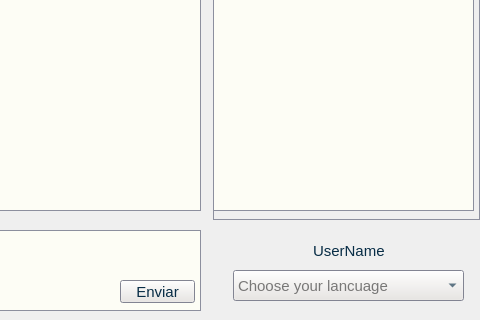
Above: desktop/InclusionDesktop/mainwindow.ui from Ampaex/inclusion before the change; both pictures show x 320 to 800 and y 280 to 600 of the 800 by 600 pixel window. Below: the same form after it.
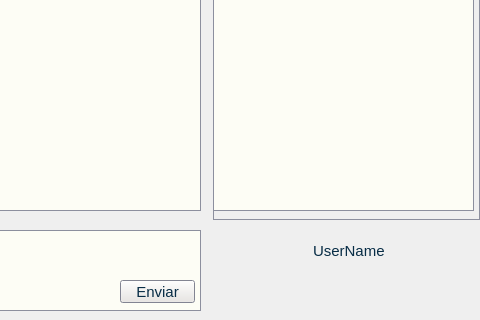
That is the form after the change. Icons and pictures are not drawn.

Patch:
```diff
--- a/desktop/InclusionDesktop/mainwindow.ui
+++ b/desktop/InclusionDesktop/mainwindow.ui
@@ -659,40 +659,6 @@
     </item>
     <item row="1" column="3">
      <widget class="QWidget" name="widget_3" native="true">
-      <widget class="QComboBox" name="comboBox">
-       <property name="geometry">
-        <rect>
-         <x>20</x>
-         <y>50</y>
-         <width>231</width>
-         <height>31</height>
-        </rect>
-       </property>
-       <property name="placeholderText">
-        <string>Choose your lancuage</string>
-       </property>
-       <property name="duplicatesEnabled">
-        <bool>false</bool>
-       </property>
-       <property name="frame">
-        <bool>true</bool>
-       </property>
-       <item>
-        <property name="text">
-         <string>Spain</string>
-        </property>
-       </item>
-       <item>
-        <property name="text">
-         <string>English</string>
-        </property>
-       </item>
-       <item>
-        <property name="text">
-         <string>Chinese</string>
-        </property>
-       </item>
-      </widget>
       <widget class="QLabel" name="label">
        <property name="geometry">
         <rect>
```
